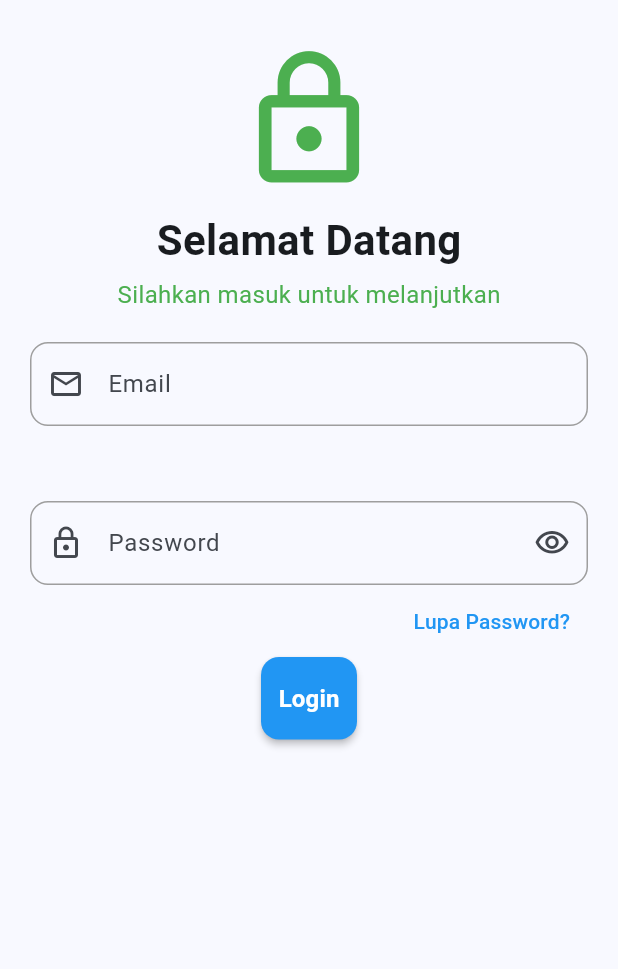
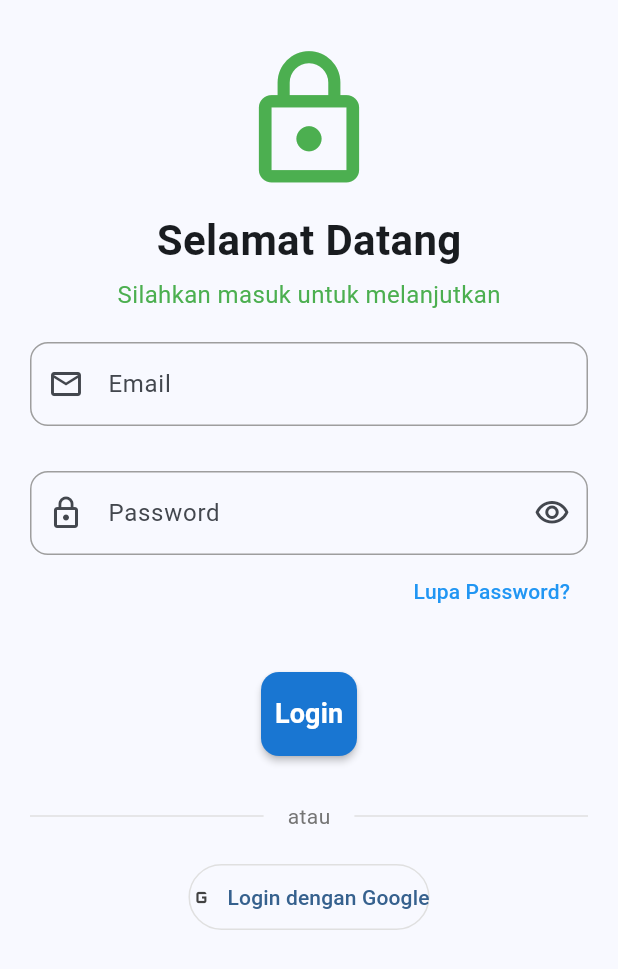
Before and after one commit to Mison1212/latihan_uts, a Flutter app: the login screen opened directly, on a phone screen of 412 x 824 dp. Shown: the top 969 px of the screen. Run offline on Flutter 3.47's test engine with Material 3 defaults, Android fonts, the phone set to English and light mode, and no system bars.

Commit message:
tambahkan OutlinedButton untuk login dengan Google

```diff
--- a/lib/screen/login.dart
+++ b/lib/screen/login.dart
@@ -12,6 +12,7 @@ class login extends StatelessWidget {
           child: Center(
             child: Column(
               mainAxisAlignment: MainAxisAlignment.center,
+
               children: [
                 const SizedBox(height: 10),
                 const Icon(Icons.lock_outline, size: 100, color: Colors.green),
@@ -50,7 +51,7 @@ class login extends StatelessWidget {
                     ),
                   ),
                 ),
-                const SizedBox(height: 50),
+                const SizedBox(height: 30),
 
                 TextField(
                   obscureText: true,
@@ -85,12 +86,13 @@ class login extends StatelessWidget {
                     ),
                   ),
                 ),
+                  const SizedBox(height: 30),
+
                ElevatedButton(
       onPressed: () {},
       style: ElevatedButton.styleFrom(
-                    backgroundColor: Colors.blue,
-                    foregroundColor: Colors.white,
-                    padding: const EdgeInsets.symmetric(vertical: 16),
+        backgroundColor: Colors.blue[700],
+        padding: const EdgeInsets.symmetric(vertical: 15),
         shape: RoundedRectangleBorder(
           borderRadius: BorderRadius.circular(12),
         ),
@@ -98,7 +100,35 @@ class login extends StatelessWidget {
       ),
       child: const Text(
         'Login',
-                    style: TextStyle(fontSize: 16, fontWeight: FontWeight.bold),
+        style: TextStyle(
+          fontSize: 18,
+          color: Colors.white,
+          fontWeight: FontWeight.bold,
+        ),
+      ),
+    ),
+                const SizedBox(height: 30),
+
+                Row(
+                  children: [
+                    Expanded(child: Divider(color: Colors.grey[300])),
+                    Padding(
+                      padding: const EdgeInsets.symmetric(horizontal: 16),
+                      child: Text('atau',
+                      style: TextStyle(color: Colors.grey[600])),
+                       ),
+                       Expanded(child: Divider(color: Colors.grey[300])),
+                  ],
+                ),
+                  const SizedBox(height: 20),
+
+                OutlinedButton.icon(onPressed: (){},
+                icon: Icon(Icons.g_mobiledata, color: Colors.grey[800]),
+                label: Text('Login dengan Google', style: TextStyle(color: Colors.blue[20])),
+                style: OutlinedButton.styleFrom(
+                  padding: const EdgeInsets.symmetric(vertical: 12),
+                  shape: RoundedRectangleBorder(borderRadius: BorderRadius.circular(100)),
+                  side: BorderSide(color: Colors.grey[300]!),
                 ),
                 ),
               ],
```
Lines whose indentation alone changed are shown as unchanged.
